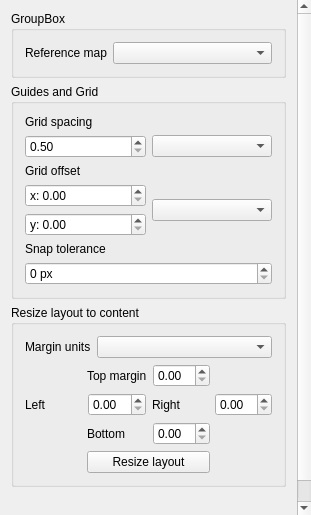
The window that src/ui/layout/qgslayoutwidgetbase.ui (qgis/QGIS) describes before a commit, drawn with Qt 5.
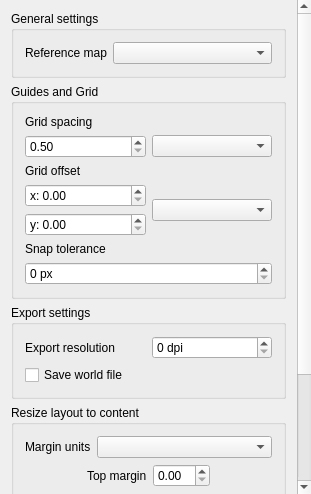
The same window after the commit. Custom widgets are drawn as their Qt base class.

Commit message: Expose some more export related settings to GUI

```diff
--- a/src/ui/layout/qgslayoutwidgetbase.ui
+++ b/src/ui/layout/qgslayoutwidgetbase.ui
@@ -7,7 +7,7 @@
     <x>0</x>
     <y>0</y>
     <width>311</width>
-    <height>515</height>
+    <height>494</height>
    </rect>
   </property>
   <property name="windowTitle">
@@ -55,14 +55,14 @@
         <x>0</x>
         <y>0</y>
         <width>297</width>
-        <height>632</height>
+        <height>746</height>
        </rect>
       </property>
       <layout class="QVBoxLayout" name="verticalLayout_2">
        <item>
         <widget class="QgsCollapsibleGroupBoxBasic" name="groupBox">
          <property name="title">
-          <string>GroupBox</string>
+          <string>General settings</string>
          </property>
          <layout class="QGridLayout" name="gridLayout" columnstretch="0,1">
           <item row="0" column="0">
@@ -204,6 +204,54 @@
          </layout>
         </widget>
        </item>
+       <item>
+        <widget class="QgsCollapsibleGroupBoxBasic" name="groupBox_3">
+         <property name="title">
+          <string>Export settings</string>
+         </property>
+         <layout class="QGridLayout" name="gridLayout_3">
+          <item row="1" column="1">
+           <widget class="QgsSpinBox" name="mResolutionSpinBox">
+            <property name="suffix">
+             <string> dpi</string>
+            </property>
+            <property name="prefix">
+             <string/>
+            </property>
+            <property name="maximum">
+             <number>3000</number>
+            </property>
+            <property name="showClearButton" stdset="0">
+             <bool>false</bool>
+            </property>
+           </widget>
+          </item>
+          <item row="1" column="0">
+           <widget class="QLabel" name="label_9">
+            <property name="text">
+             <string>Export resolution</string>
+            </property>
+           </widget>
+          </item>
+          <item row="2" column="0" colspan="2">
+           <widget class="QCheckBox" name="mGenerateWorldFileCheckBox">
+            <property name="sizePolicy">
+             <sizepolicy hsizetype="Minimum" vsizetype="Preferred">
+              <horstretch>0</horstretch>
+              <verstretch>0</verstretch>
+             </sizepolicy>
+            </property>
+            <property name="toolTip">
+             <string>If checked, a separate world file which georeferences exported images will be created</string>
+            </property>
+            <property name="text">
+             <string>Save world file</string>
+            </property>
+           </widget>
+          </item>
+         </layout>
+        </widget>
+       </item>
        <item>
         <widget class="QgsCollapsibleGroupBoxBasic" name="groupBox_5">
          <property name="title">
```
Left out of the diff: 2 changed lines with no effect on the pictures. The commit also changes 6 other files.
